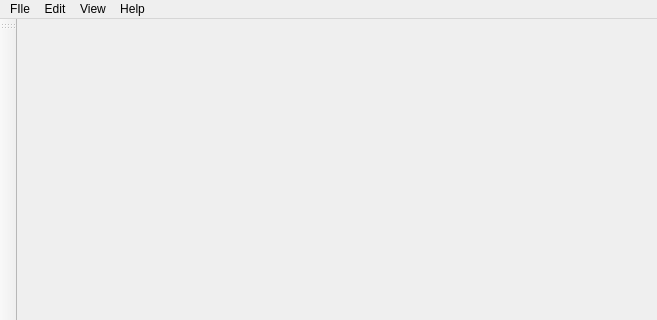
The window that mainwindow.ui (Putesestvije/Dwarfchitect) describes before a commit, drawn with Qt 5; both pictures show x 0 to 657 and y 0 to 320 of the 657 by 466 pixel window.
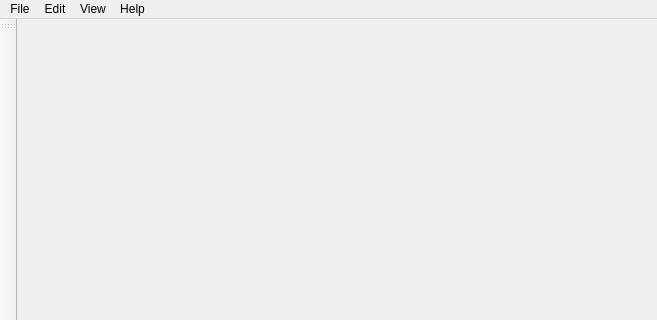
The same window after the commit.

What changed in the file:
```diff
--- a/mainwindow.ui
+++ b/mainwindow.ui
@@ -22,12 +22,12 @@
      <x>0</x>
      <y>0</y>
      <width>657</width>
-     <height>20</height>
+     <height>21</height>
     </rect>
    </property>
-   <widget class="QMenu" name="menuFIle">
+   <widget class="QMenu" name="menuFile">
     <property name="title">
-     <string>FIle</string>
+     <string>File</string>
     </property>
     <addaction name="actionNew"/>
     <addaction name="actionOpen"/>
@@ -67,7 +67,7 @@
     <addaction name="actionAbout"/>
     <addaction name="actionLicense"/>
    </widget>
-   <addaction name="menuFIle"/>
+   <addaction name="menuFile"/>
    <addaction name="menuEdit"/>
    <addaction name="menuView"/>
    <addaction name="menuHelp"/>
```
